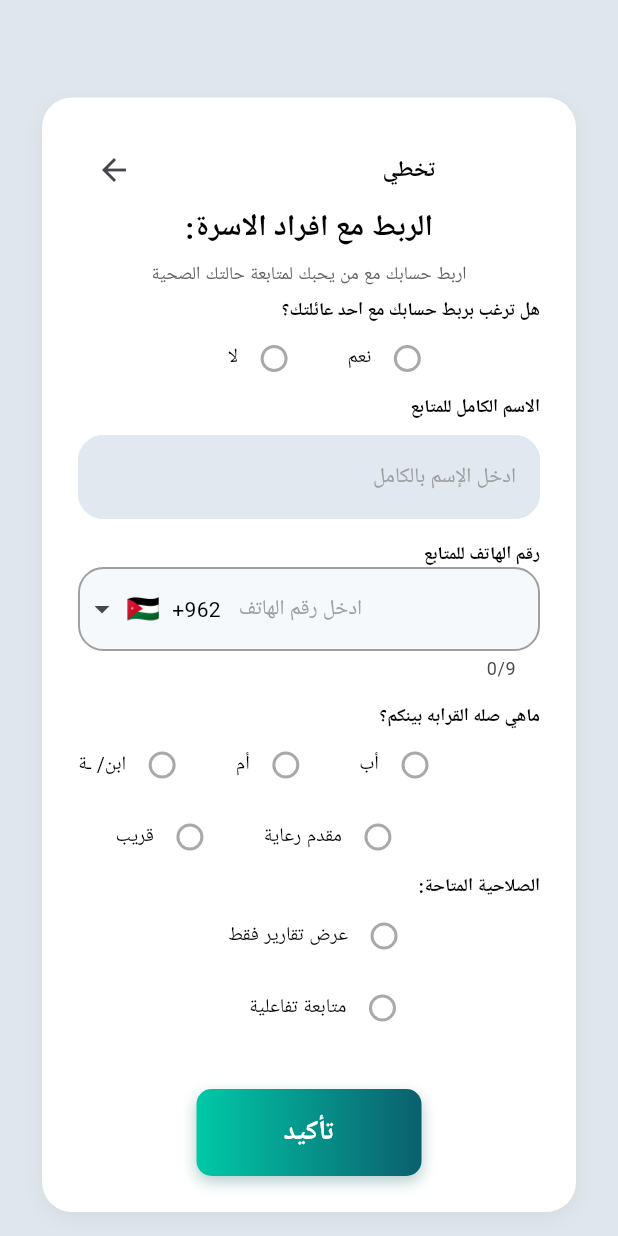
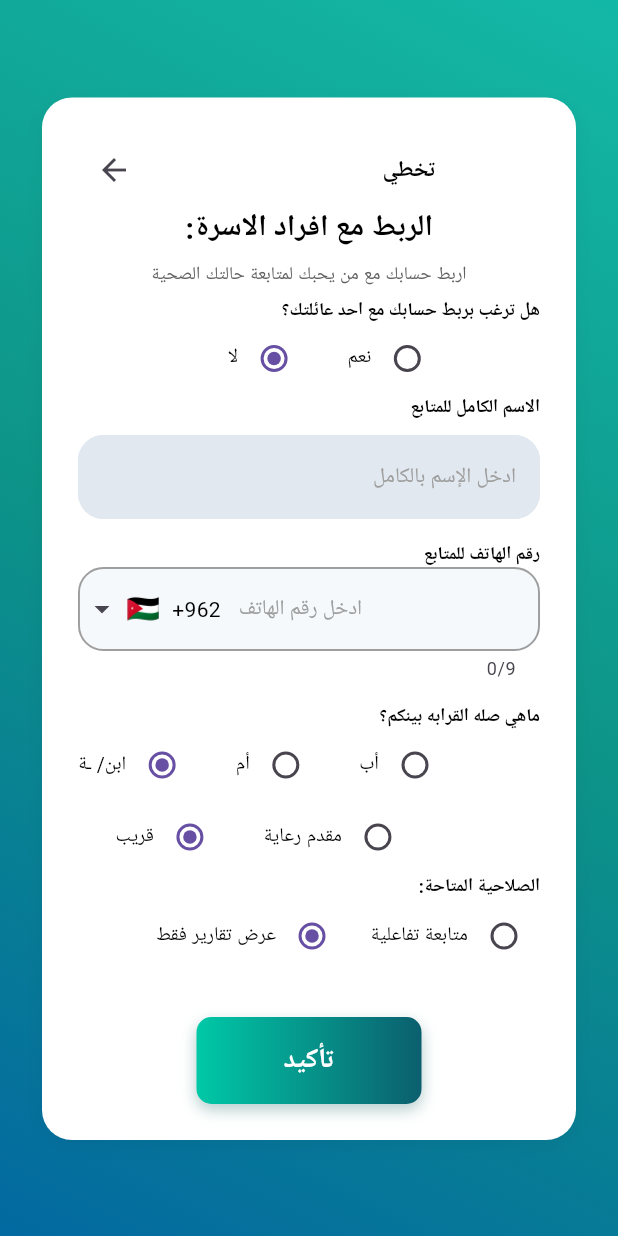
Before and after one commit to anas56u/health-compass, a Flutter app: the FamilyMemberInfoScreen screen opened by its route, on a phone screen of 412 x 824 dp. Run offline on Flutter 3.47's test engine with Material 3 defaults, Android fonts, the phone set to English and light mode, and no system bars; drawn by our look-alikes of intl_phone_field, modal_progress_hud_nsn; our stand-ins replace bloc, cloud_firestore, firebase_auth, firebase_core, flutter_bloc, flutter_screenutil and 5 more; missing offline and left inert: health; accounts and stored records are empty; Roboto replaces fonts that are missing (Cairo, Tajawal).

Commit message:
implement family member linking logic, interactive UI, and Firebase integration

```diff
--- a/lib/feature/auth/presentation/screen/family_member_info.dart
+++ b/lib/feature/auth/presentation/screen/family_member_info.dart
@@ -1,23 +1,100 @@
 import 'package:flutter/material.dart';
 import 'package:google_fonts/google_fonts.dart';
+import 'package:cloud_firestore/cloud_firestore.dart';
+import 'package:firebase_auth/firebase_auth.dart';
+import 'package:health_compass/core/core.dart';
+import 'package:modal_progress_hud_nsn/modal_progress_hud_nsn.dart';
+import 'package:intl_phone_field/intl_phone_field.dart';
 import 'package:health_compass/core/widgets/custom_button.dart';
 import 'package:health_compass/feature/home/presentation/PatientView_body.dart';
 import 'package:health_compass/feature/auth/presentation/screen/user_type.dart';
 import 'package:health_compass/core/widgets/custom_textfild.dart';
-import 'package:intl_phone_field/intl_phone_field.dart';
 
-class FamilyMemberInfoScreen extends StatelessWidget {
+class FamilyMemberInfoScreen extends StatefulWidget {
   FamilyMemberInfoScreen({super.key});
-  String? fullName, phoneNumber;
+
+  @override
+  State<FamilyMemberInfoScreen> createState() => _FamilyMemberInfoScreenState();
+}
+
+class _FamilyMemberInfoScreenState extends State<FamilyMemberInfoScreen> {
+  String? fullName;
+  String? phoneNumber;
+  bool isLoading = false;
+  bool wantToLink = false;
+  String selectedRelation = 'son';
+  String selectedRole = 'relative';
+  String selectedPermission = 'view_only';
+  Future<void> sendFamilyDataToFirebase() async {
+    if (!wantToLink) {
+      Navigator.pushReplacement(
+        context,
+        MaterialPageRoute(builder: (context) => const Patientview_body()),
+      );
+      return;
+    }
+    if (fullName == null || fullName!.isEmpty) {
+      showsnackbar(context, massage: "يرجى إدخال اسم المرافق");
+      return;
+    }
+    if (phoneNumber == null) {
+      showsnackbar(context, massage: "يرجى إدخال رقم هاتف المرافق");
+      return;
+    }
+    setState(() => isLoading = true);
+
+    try {
+      final User? currentUser = FirebaseAuth.instance.currentUser;
+      if (currentUser == null) return;
+
+      Map<String, dynamic> familyData = {
+        'patient_uid': currentUser.uid, // ربط المرافق بهذا المريض
+        'member_name': fullName,
+        'member_phone': phoneNumber,
+        'relation': selectedRelation, // القيمة المختارة (أب، أم، ابن)
+        'role': selectedRole, // القيمة المختارة (قريب، مقدم رعاية)
+        'permission': selectedPermission, // القيمة المختارة (عرض، تفاعلي)
+        'created_at': FieldValue.serverTimestamp(),
+      };
+
+      //  الحفظ في كولكشن 'family_members'
+      await FirebaseFirestore.instance
+          .collection('family_members')
+          .add(familyData);
+
+      showsnackbar(context, massage: "تم إضافة فرد العائلة بنجاح");
+
+      // الانتقال للصفحة التالية
+      if (mounted) {
+        Navigator.pushReplacement(
+          context,
+          MaterialPageRoute(builder: (context) => const Patientview_body()),
+        );
+      }
+    } catch (e) {
+      showsnackbar(context, massage: "حدث خطأ: $e");
+    } finally {
+      if (mounted) setState(() => isLoading = false);
+    }
+  }
+
   @override
   Widget build(BuildContext context) {
-    return Scaffold(
+    return ModalProgressHUD(
+      inAsyncCall: isLoading,
+      progressIndicator: const CircularProgressIndicator(
+        color: Color(0xFF41BFAA),
+      ),
+      child: CustomScaffold(
         backgroundColor: const Color(0xFFE0E7EC),
         body: SafeArea(
           child: Center(
             child: SingleChildScrollView(
               child: Padding(
-              padding: const EdgeInsets.symmetric(horizontal: 28, vertical: 65),
+                padding: const EdgeInsets.symmetric(
+                  horizontal: 28,
+                  vertical: 65,
+                ),
                 child: Container(
                   padding: const EdgeInsets.all(24),
                   decoration: BoxDecoration(
@@ -89,9 +166,13 @@ class FamilyMemberInfoScreen extends StatelessWidget {
                                   color: Colors.black,
                                 ),
                               ),
-                            Radio(value: true),
+                              Radio<bool>(
+                                value: false,
+                                groupValue: wantToLink,
+                                onChanged: (val) =>
+                                    setState(() => wantToLink = val!),
+                              ),
                               const SizedBox(width: 25),
-
                               Text(
                                 "نعم",
                                 style: GoogleFonts.tajawal(
@@ -99,7 +180,12 @@ class FamilyMemberInfoScreen extends StatelessWidget {
                                   color: Colors.black,
                                 ),
                               ),
-                            Radio(value: false),
+                              Radio<bool>(
+                                value: true,
+                                groupValue: wantToLink,
+                                onChanged: (val) =>
+                                    setState(() => wantToLink = val!),
+                              ),
                             ],
                           ),
                         ),
@@ -171,7 +257,9 @@ class FamilyMemberInfoScreen extends StatelessWidget {
                           initialCountryCode: 'JO',
                           textAlign: TextAlign.left,
                           style: const TextStyle(color: Colors.black),
-                        dropdownTextStyle: const TextStyle(color: Colors.black),
+                          dropdownTextStyle: const TextStyle(
+                            color: Colors.black,
+                          ),
                           onChanged: (phone) {
                             phoneNumber = phone.completeNumber;
                           },
@@ -197,8 +285,15 @@ class FamilyMemberInfoScreen extends StatelessWidget {
                                 color: Colors.black,
                               ),
                             ),
-                          Radio(value: true),
+                            Radio(
+                              value: 'son', // القيمة
+                              groupValue: selectedRelation,
+                              onChanged: (val) => setState(
+                                () => selectedRelation = val.toString(),
+                              ),
+                            ),
                             const SizedBox(width: 25),
+
                             Text(
                               "أم",
                               style: GoogleFonts.tajawal(
@@ -206,7 +301,13 @@ class FamilyMemberInfoScreen extends StatelessWidget {
                                 color: Colors.black,
                               ),
                             ),
-                          Radio(value: false),
+                            Radio(
+                              value: 'mother',
+                              groupValue: selectedRelation,
+                              onChanged: (val) => setState(
+                                () => selectedRelation = val.toString(),
+                              ),
+                            ),
                             const SizedBox(width: 25),
 
                             Text(
@@ -216,7 +317,13 @@ class FamilyMemberInfoScreen extends StatelessWidget {
                                 color: Colors.black,
                               ),
                             ),
-                          Radio(value: false),
+                            Radio(
+                              value: 'father',
+                              groupValue: selectedRelation,
+                              onChanged: (val) => setState(
+                                () => selectedRelation = val.toString(),
+                              ),
+                            ),
                           ],
                         ),
                         Padding(
@@ -230,7 +337,15 @@ class FamilyMemberInfoScreen extends StatelessWidget {
                                   color: Colors.black,
                                 ),
                               ),
-                            Radio(value: true),
+                              Radio(
+                                value: 'relative',
+                                groupValue: selectedRole,
+                                onChanged: (val) {
+                                  setState(() {
+                                    selectedRole = val.toString();
+                                  });
+                                },
+                              ),
                               const SizedBox(width: 25),
 
                               Text(
@@ -240,7 +355,15 @@ class FamilyMemberInfoScreen extends StatelessWidget {
                                   color: Colors.black,
                                 ),
                               ),
-                            Radio(value: false),
+                              Radio(
+                                value: 'caregiver',
+                                groupValue: selectedRole,
+                                onChanged: (val) {
+                                  setState(() {
+                                    selectedRole = val.toString();
+                                  });
+                                },
+                              ),
                             ],
                           ),
                         ),
@@ -256,8 +379,12 @@ class FamilyMemberInfoScreen extends StatelessWidget {
                           ),
                         ),
                         Padding(
-                        padding: const EdgeInsets.only(left: 100),
+                          padding: const EdgeInsets.only(
+                            left: 20,
+                          ), // مسافة لضبط المحاذاة
                           child: Row(
+                            mainAxisAlignment:
+                                MainAxisAlignment.end, // محاذاة لليمين
                             children: [
                               Text(
                                 "عرض تقارير فقط",
@@ -266,14 +393,18 @@ class FamilyMemberInfoScreen extends StatelessWidget {
                                   color: Colors.black,
                                 ),
                               ),
-                            Radio(value: true),
-                          ],
+                              Radio(
+                                value: 'view_only',
+                                groupValue: selectedPermission,
+                                onChanged: (val) {
+                                  setState(() {
+                                    selectedPermission = val.toString();
+                                  });
+                                },
                               ),
-                      ),
-                      Padding(
-                        padding: const EdgeInsets.only(left: 114),
-                        child: Row(
-                          children: [
+
+                              const SizedBox(width: 15),
+
                               Text(
                                 "متابعة تفاعلية",
                                 style: GoogleFonts.tajawal(
@@ -281,36 +412,29 @@ class FamilyMemberInfoScreen extends StatelessWidget {
                                   color: Colors.black,
                                 ),
                               ),
-                            Radio(value: false),
+                              Radio(
+                                value: 'interactive',
+                                groupValue: selectedPermission,
+                                onChanged: (val) {
+                                  setState(() {
+                                    selectedPermission = val.toString();
+                                  });
+                                },
+                              ),
                             ],
                           ),
                         ),
                         SizedBox(height: 30),
                         GestureDetector(
-                        onTap: () {
-                          Navigator.pushReplacement(
-                            context,
-                            MaterialPageRoute(
-                              builder: (context) => Patientview_body(),
-                            ),
-                          );
-                        },
+                          onTap: sendFamilyDataToFirebase,
                           child: custom_button(
                             buttonText: 'تأكيد',
                             width: 150,
-                          onPressed: () {
-                            if (fullName == null || phoneNumber == null) {
-                              Navigator.pushReplacement(
-                                context,
-                                MaterialPageRoute(
-                                  builder: (context) => Patientview_body(),
-                                ),
-                              );
-                            }
-                          },
+                            onPressed: sendFamilyDataToFirebase,
                           ),
                         ),
                       ],
+                    ),
                   ),
                 ),
               ),
@@ -347,3 +471,12 @@ Padding skipButton(BuildContext context) {
     ),
   );
 }
+
+void showsnackbar(BuildContext context, {required String massage}) {
+  ScaffoldMessenger.of(context).showSnackBar(
+    SnackBar(
+      content: Text(massage, style: TextStyle(color: Colors.black)),
+      backgroundColor: Colors.white,
+    ),
+  );
+}
```
Lines whose indentation alone changed are shown as unchanged.
